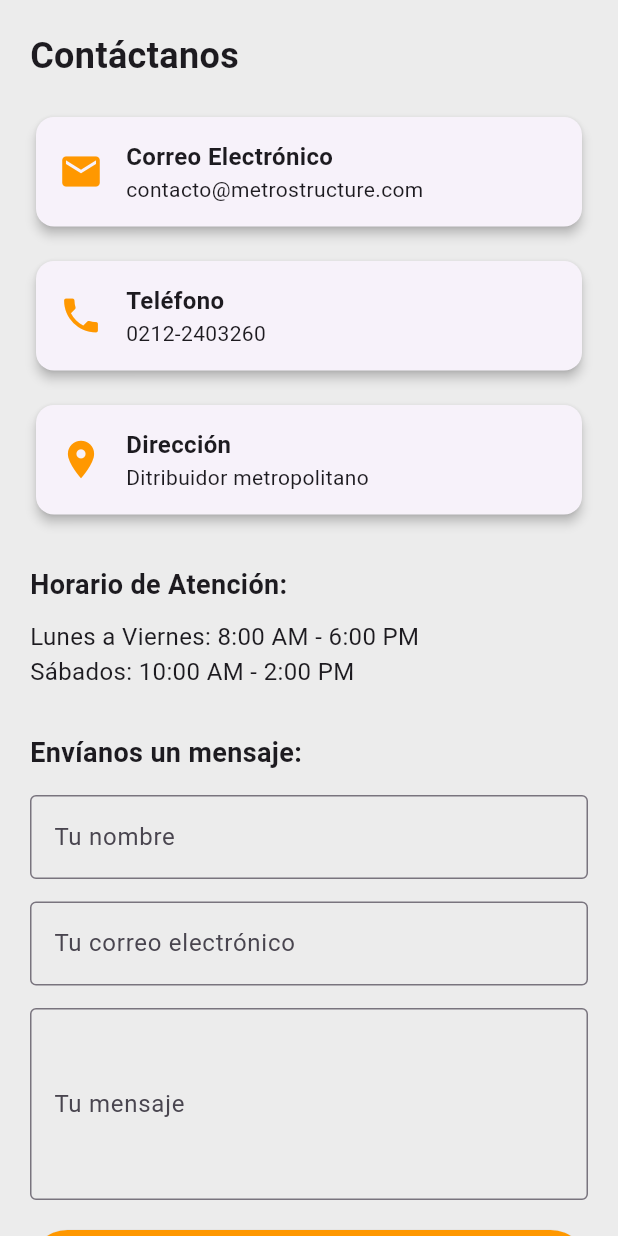
After one commit to Santos2705/flutter_application_2, a Flutter app: the ContactoScreen screen opened directly, on a phone screen of 412 x 824 dp. The commit adds this screen. Run offline on Flutter 3.47's test engine with Material 3 defaults, Android fonts, the phone set to English and light mode, and no system bars; our stand-ins replace sqflite, table_calendar; accounts and stored records are empty.

Commit message:
Ventana Nueva Contacto
se agrego nueva ventana con el boton de contacto mi genteee

```diff
--- /dev/null
+++ b/lib/Pantallas/contacto_screen.dart
@@ -0,0 +1,144 @@
+import 'package:flutter/material.dart';
+import 'package:flutter_application_2/Core/app_colors.dart';
+
+class ContactoScreen extends StatefulWidget {
+  final String? username;
+
+  const ContactoScreen({super.key, this.username});
+
+  @override
+  State<ContactoScreen> createState() => _ContactoScreenState();
+}
+
+class _ContactoScreenState extends State<ContactoScreen> {
+  @override
+  Widget build(BuildContext context) {
+    return Scaffold(
+      backgroundColor: const Color.fromARGB(255, 236, 236, 236),
+      body: SingleChildScrollView(
+        padding: const EdgeInsets.all(20.0),
+        child: Column(
+          crossAxisAlignment: CrossAxisAlignment.start,
+          children: [
+            if (widget.username != null) ...[
+              Text(
+                'Hola, ${widget.username}!',
+                style: const TextStyle(
+                  fontSize: 20,
+                  fontWeight: FontWeight.bold,
+                  color: AppColors.primary,
+                ),
+              ),
+              const SizedBox(height: 20),
+            ],
+            const Text(
+              'Contáctanos',
+              style: TextStyle(fontSize: 24, fontWeight: FontWeight.bold),
+            ),
+            const SizedBox(height: 20),
+            _buildContactCard(
+              icon: Icons.email,
+              title: 'Correo Electrónico',
+              subtitle: 'contacto@metrostructure.com',
+            ),
+            const SizedBox(height: 15),
+            _buildContactCard(
+              icon: Icons.phone,
+              title: 'Teléfono',
+              subtitle: '0212-2403260',
+            ),
+            const SizedBox(height: 15),
+            _buildContactCard(
+              icon: Icons.location_on,
+              title: 'Dirección',
+              subtitle: 'Ditribuidor metropolitano',
+            ),
+            const SizedBox(height: 30),
+            const Text(
+              'Horario de Atención:',
+              style: TextStyle(fontSize: 18, fontWeight: FontWeight.bold),
+            ),
+            const SizedBox(height: 10),
+            const Text(
+              'Lunes a Viernes: 8:00 AM - 6:00 PM\nSábados: 10:00 AM - 2:00 PM',
+              style: TextStyle(fontSize: 16),
+            ),
+            const SizedBox(height: 30),
+            const Text(
+              'Envíanos un mensaje:',
+              style: TextStyle(fontSize: 18, fontWeight: FontWeight.bold),
+            ),
+            const SizedBox(height: 15),
+            TextFormField(
+              decoration: const InputDecoration(
+                labelText: 'Tu nombre',
+                border: OutlineInputBorder(),
+              ),
+            ),
+            const SizedBox(height: 15),
+            TextFormField(
+              decoration: const InputDecoration(
+                labelText: 'Tu correo electrónico',
+                border: OutlineInputBorder(),
+              ),
+            ),
+            const SizedBox(height: 15),
+            TextFormField(
+              maxLines: 4,
+              decoration: const InputDecoration(
+                labelText: 'Tu mensaje',
+                border: OutlineInputBorder(),
+              ),
+            ),
+            const SizedBox(height: 20),
+            ElevatedButton(
+              onPressed: () {
+                // Lógica para enviar el mensaje
+              },
+              style: ElevatedButton.styleFrom(
+                backgroundColor: AppColors.primary,
+                minimumSize: const Size(double.infinity, 50),
+              ),
+              child: const Text(
+                'Enviar Mensaje',
+                style: TextStyle(color: Colors.white),
+              ),
+            ),
+          ],
+        ),
+      ),
+    );
+  }
+
+  Widget _buildContactCard({
+    required IconData icon,
+    required String title,
+    required String subtitle,
+  }) {
+    return Card(
+      elevation: 3,
+      child: Padding(
+        padding: const EdgeInsets.all(15.0),
+        child: Row(
+          children: [
+            Icon(icon, size: 30, color: AppColors.primary),
+            const SizedBox(width: 15),
+            Column(
+              crossAxisAlignment: CrossAxisAlignment.start,
+              children: [
+                Text(
+                  title,
+                  style: const TextStyle(
+                    fontWeight: FontWeight.bold,
+                    fontSize: 16,
+                  ),
+                ),
+                Text(subtitle, style: const TextStyle(fontSize: 14)),
+              ],
+            ),
+          ],
+        ),
+      ),
+    );
+  }
+}
--- a/lib/Pantallas/home_screen.dart
+++ b/lib/Pantallas/home_screen.dart
@@ -5,6 +5,7 @@ import 'package:flutter_application_2/Pantallas/notaciones.screen.dart';
 import 'package:flutter_application_2/Pantallas/perfil_screen.dart';
 import 'package:flutter_application_2/Pantallas/login_page.dart';
 import 'package:flutter_application_2/Pantallas/comunicacion_screen.dart';
+import 'package:flutter_application_2/Pantallas/contacto_screen.dart';
 
 class HomeScreen extends StatefulWidget {
   final String? username;
@@ -22,10 +23,8 @@ class _HomeScreenState extends State<HomeScreen> {
   late List<Widget> _screens;
   late int _selectedWeek;
 
-  // Función para determinar la semana académica actual
   int _getCurrentAcademicWeek() {
     final now = DateTime.now();
-    // Lógica simplificada basada en las fechas definidas en InicioExample
     if (now.isBefore(DateTime(2025, 4, 20))) return 1;
     if (now.isAfter(DateTime(2025, 7, 12))) return 12;
 
@@ -67,6 +66,12 @@ class _HomeScreenState extends State<HomeScreen> {
         loggedInWidget: PerfilExample(username: _username),
         featureName: 'tu perfil',
       ),
+      _buildScreen(
+        loggedInWidget: ContactoScreen(
+          username: _username,
+        ), // Nueva pantalla de contacto
+        featureName: 'el contacto',
+      ),
     ];
   }
 
@@ -97,8 +102,7 @@ class _HomeScreenState extends State<HomeScreen> {
     setState(() {
       _isLoggedIn = isLoggedIn;
       _username = username;
-      _selectedWeek =
-          _getCurrentAcademicWeek(); // Actualizar semana al iniciar sesión
+      _selectedWeek = _getCurrentAcademicWeek();
       _initializeScreens();
     });
   }
@@ -130,15 +134,6 @@ class _HomeScreenState extends State<HomeScreen> {
         ],
       ),
       body: IndexedStack(index: _currentIndex, children: _screens),
-      // floatingActionButton: FloatingActionButton(
-      //   onPressed: _isLoggedIn
-      //       ? () {
-      //           /* Acción para usuarios logueados */
-      //         }
-      //       : _navigateToLogin,
-      //   backgroundColor: _isLoggedIn ? AppColors.primary : Colors.orange,
-      //   child: Icon(_isLoggedIn ? Icons.add : Icons.login),
-      // ),
       bottomNavigationBar: BottomNavigationBar(
         currentIndex: _currentIndex,
         onTap: (index) => setState(() => _currentIndex = index),
@@ -150,6 +145,10 @@ class _HomeScreenState extends State<HomeScreen> {
             label: 'Comunicación',
           ),
           BottomNavigationBarItem(icon: Icon(Icons.person), label: 'Perfil'),
+          BottomNavigationBarItem(
+            icon: Icon(Icons.contact_phone),
+            label: 'Contacto',
+          ),
         ],
         selectedItemColor: AppColors.primary,
         unselectedItemColor: Colors.grey,
--- a/lib/main.dart
+++ b/lib/main.dart
@@ -1,5 +1,5 @@
 import 'package:flutter/material.dart';
-import 'package:flutter_application_2/login_page.dart';
+import 'package:flutter_application_2/Pantallas/login_page.dart';
 
 void main() {
   runApp(const MyApp());
--- a/lib/register_page.dart
+++ b/lib/register_page.dart
@@ -1,5 +1,5 @@
 import 'package:flutter/material.dart';
-import 'package:flutter_application_2/database_helper.dart';
+import 'package:flutter_application_2/Pantallas/database_helper.dart';
 
 class RegisterPage extends StatefulWidget {
   const RegisterPage({super.key});
```
